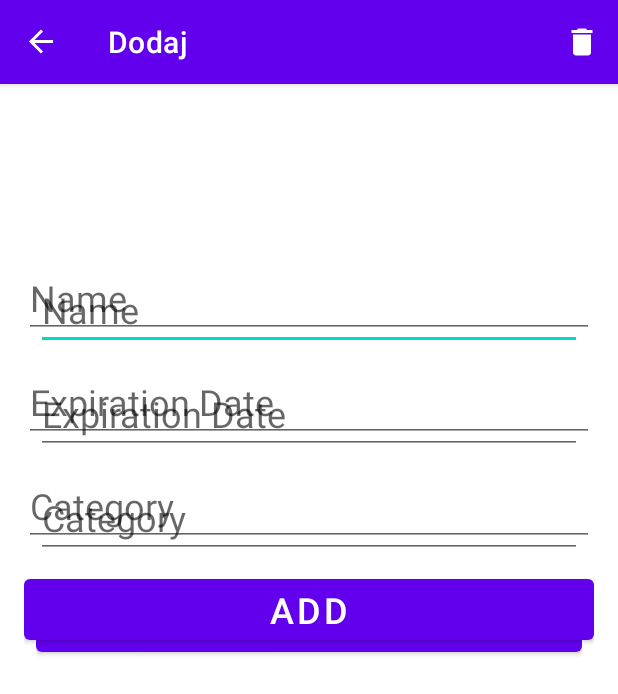
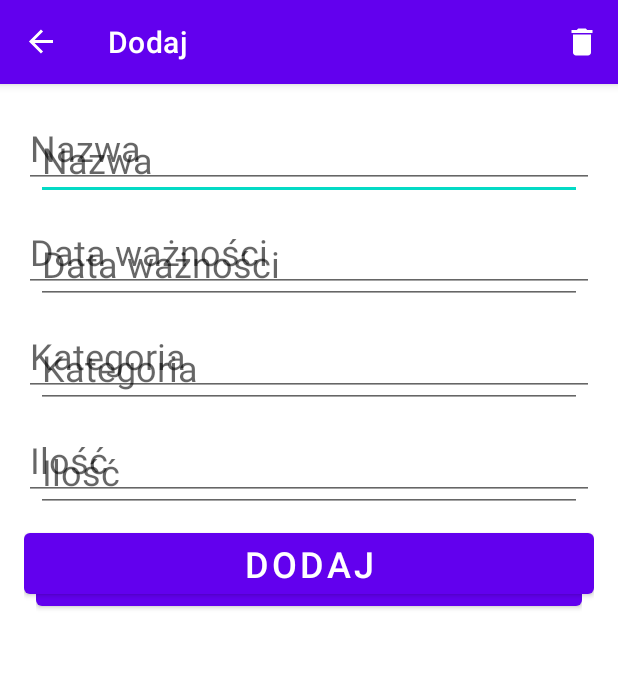
Before and after one commit to bujowskis/Whats-in-Fridge, an Android app: the fragment UpdateProductFragment placed in its activity, after a tap on "Add new product", on a phone screen of 412 x 824 dp. Shown: the top 694 px of the screen. Run offline under Robolectric (Android 15) with nearby library versions, the phone set to English and light mode, and no system bars; our stand-ins replace Room's generated code, navigation-ui; 4 statements that could not run were skipped.

Commit message:
slightly changed UI, amount field in ProductEntity

```diff
--- a/app/src/main/java/com/example/whatsinfridge/fragments/productList/ProductListAdapter.kt
+++ b/app/src/main/java/com/example/whatsinfridge/fragments/productList/ProductListAdapter.kt
@@ -36,6 +36,7 @@ class ProductListAdapter(
         holder.itemView.tvName.text = currentProduct.name
         holder.itemView.tvExpirationDate.text = currentProduct.expirationDate
         holder.itemView.tvCategory.text = currentProduct.category
+        holder.itemView.tvAmount.text = currentProduct.amount
 
         holder.itemView.setOnLongClickListener {
             if (!multiSelect) {
--- a/app/src/main/java/com/example/whatsinfridge/fragments/productList/ProductListFragment.kt
+++ b/app/src/main/java/com/example/whatsinfridge/fragments/productList/ProductListFragment.kt
@@ -47,7 +47,8 @@ class ProductListFragment : Fragment(),
         // ProductViewModel
         mProductViewModel = ViewModelProvider(this).get(ProductViewModel::class.java)
         mProductViewModel.readAllData.observe(viewLifecycleOwner, Observer { product ->
-            recyclerViewAdapter.setData(product) // Observes changes in DB and invokes appropriate changes
+            // Observes changes in DB and invokes appropriate changes
+            recyclerViewAdapter.setData(product)
         })
 
         fabAddNewProduct.setOnClickListener {
@@ -55,7 +56,7 @@ class ProductListFragment : Fragment(),
             findNavController().navigate(R.id.action_productListFragment_to_addProductManuallyFragment)
         }
 
-        // TODO - consider using ActionMode
+        // TODO - consider using ActionMode (?)
         setHasOptionsMenu(true)
 
     }
--- a/app/src/main/java/com/example/whatsinfridge/fragments/productUpdate/UpdateProductFragment.kt
+++ b/app/src/main/java/com/example/whatsinfridge/fragments/productUpdate/UpdateProductFragment.kt
@@ -63,9 +63,10 @@ class UpdateProductFragment : Fragment() {
         val name = etUpdateName.text.toString()
         val expirationDate = etUpdateExpirationDate.text.toString()
         val category = etUpdateCategory.text.toString()
+        val amount = etUpdateAmount.text.toString()
 
         if (inputCheck(name, expirationDate, category)) {
-            val updatedProduct = ProductEntity(args.currentProduct.id, name, expirationDate, category)
+            val updatedProduct = ProductEntity(name, expirationDate, category, amount)
             mProductViewModel.updateProduct(updatedProduct)
             Toast.makeText(requireContext(), "Updated Product", Toast.LENGTH_SHORT).show()
         } else {
--- a/app/src/main/res/layout/fragment_add_product_manually.xml
+++ b/app/src/main/res/layout/fragment_add_product_manually.xml
@@ -13,8 +13,7 @@
         android:layout_width="match_parent"
         android:layout_height="wrap_content"
         android:ems="10"
-        android:layout_marginTop="100dp"
-        android:hint="Name"
+        android:hint="Nazwa"
         android:inputType="textPersonName"
         android:textSize="24sp"
         app:layout_constraintEnd_toEndOf="parent"
@@ -26,7 +25,7 @@
         android:layout_width="match_parent"
         android:layout_height="wrap_content"
         android:ems="10"
-        android:hint="Expiration Date"
+        android:hint="Data ważności"
         android:inputType="date"
         android:layout_marginTop="16dp"
         android:textSize="24sp"
@@ -40,12 +39,25 @@
         android:layout_height="wrap_content"
         android:layout_marginTop="16dp"
         android:ems="10"
-        android:hint="Category"
+        android:hint="Kategoria"
         android:inputType="textPersonName"
         android:textSize="24sp"
         app:layout_constraintEnd_toEndOf="parent"
         app:layout_constraintStart_toStartOf="parent"
         app:layout_constraintTop_toBottomOf="@+id/etExpirationDate" />
+
+    <EditText
+        android:id="@+id/etAmount"
+        android:layout_width="match_parent"
+        android:layout_height="wrap_content"
+        android:layout_marginTop="16dp"
+        android:ems="10"
+        android:hint="Ilość"
+        android:inputType="textPersonName"
+        android:textSize="24sp"
+        app:layout_constraintEnd_toEndOf="parent"
+        app:layout_constraintStart_toStartOf="parent"
+        app:layout_constraintTop_toBottomOf="@+id/etCategory" />
 
     <Button
         android:id="@+id/btnAdd"
@@ -53,9 +65,9 @@
         android:layout_height="wrap_content"
         android:textSize="24sp"
         android:layout_marginTop="16dp"
-        android:text="Add"
+        android:text="Dodaj"
         app:layout_constraintEnd_toEndOf="parent"
         app:layout_constraintStart_toStartOf="parent"
-        app:layout_constraintTop_toBottomOf="@+id/etCategory" />
+        app:layout_constraintTop_toBottomOf="@+id/etAmount" />
 
 </androidx.constraintlayout.widget.ConstraintLayout>
--- a/app/src/main/res/layout/fragment_update_product.xml
+++ b/app/src/main/res/layout/fragment_update_product.xml
@@ -11,9 +11,8 @@
         android:id="@+id/etUpdateName"
         android:layout_width="match_parent"
         android:layout_height="wrap_content"
-        android:layout_marginTop="100dp"
         android:ems="10"
-        android:hint="Name"
+        android:hint="Nazwa"
         android:inputType="textPersonName"
         android:textSize="24sp"
         app:layout_constraintEnd_toEndOf="parent"
@@ -26,7 +25,7 @@
         android:layout_height="wrap_content"
         android:layout_marginTop="16dp"
         android:ems="10"
-        android:hint="Expiration Date"
+        android:hint="Data ważności"
         android:inputType="date"
         android:textSize="24sp"
         app:layout_constraintEnd_toEndOf="parent"
@@ -39,22 +38,35 @@
         android:layout_height="wrap_content"
         android:layout_marginTop="16dp"
         android:ems="10"
-        android:hint="Category"
+        android:hint="Kategoria"
         android:inputType="textPersonName"
         android:textSize="24sp"
         app:layout_constraintEnd_toEndOf="parent"
         app:layout_constraintStart_toStartOf="parent"
         app:layout_constraintTop_toBottomOf="@+id/etUpdateExpirationDate" />
 
+    <EditText
+        android:id="@+id/etUpdateAmount"
+        android:layout_width="match_parent"
+        android:layout_height="wrap_content"
+        android:layout_marginTop="16dp"
+        android:ems="10"
+        android:hint="Ilość"
+        android:inputType="textPersonName"
+        android:textSize="24sp"
+        app:layout_constraintEnd_toEndOf="parent"
+        app:layout_constraintStart_toStartOf="parent"
+        app:layout_constraintTop_toBottomOf="@+id/etUpdateCategory" />
+
     <Button
         android:id="@+id/btnUpdate"
         android:layout_width="match_parent"
         android:layout_height="wrap_content"
         android:layout_marginTop="16dp"
-        android:text="Update"
+        android:text="Zaktualizuj"
         android:textSize="24sp"
         app:layout_constraintEnd_toEndOf="parent"
         app:layout_constraintStart_toStartOf="parent"
-        app:layout_constraintTop_toBottomOf="@+id/etUpdateCategory" />
+        app:layout_constraintTop_toBottomOf="@+id/etUpdateAmount" />
 
 </androidx.constraintlayout.widget.ConstraintLayout>
```
Also changed, not shown: app/src/main/java/com/example/whatsinfridge/data/ProductDao.kt (+8 -0 lines), app/src/main/java/com/example/whatsinfridge/data/model/ProductEntity.kt (+2 -6 lines), app/src/main/java/com/example/whatsinfridge/fragments/productAddManually/AddProductManuallyFragment.kt (+5 -4 lines), app/src/main/res/layout/recyclerview_product_layout.xml (+25 -16 lines).
